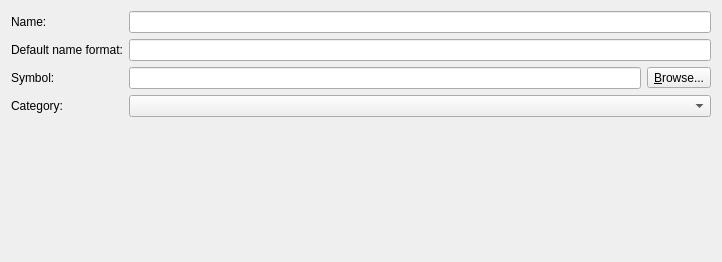
Above: gns3/modules/traceng/ui/traceng_node_configuration_page.ui from GNS3/gns3-gui before the change. Below: the same form after it.
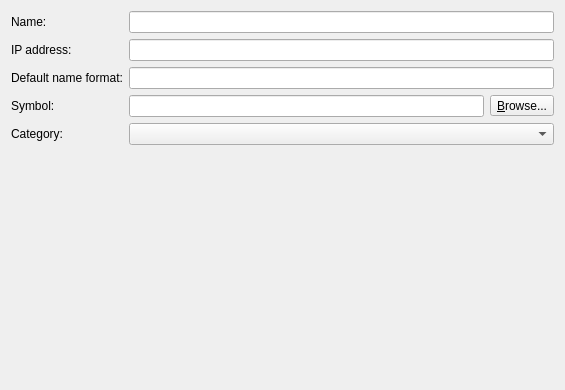
That is the form after the change.

What changed in the file:
```diff
--- a/gns3/modules/traceng/ui/traceng_node_configuration_page.ui
+++ b/gns3/modules/traceng/ui/traceng_node_configuration_page.ui
@@ -6,8 +6,8 @@
    <rect>
     <x>0</x>
     <y>0</y>
-    <width>722</width>
-    <height>262</height>
+    <width>565</width>
+    <height>390</height>
    </rect>
   </property>
   <property name="windowTitle">
@@ -25,23 +25,33 @@
     <widget class="QLineEdit" name="uiNameLineEdit"/>
    </item>
    <item row="1" column="0" colspan="2">
+    <widget class="QLabel" name="uiIPAddressLabel">
+     <property name="text">
+      <string>IP address:</string>
+     </property>
+    </widget>
+   </item>
+   <item row="1" column="2">
+    <widget class="QLineEdit" name="uiIPAddressLineEdit"/>
+   </item>
+   <item row="2" column="0" colspan="2">
     <widget class="QLabel" name="uiDefaultNameFormatLabel">
      <property name="text">
       <string>Default name format:</string>
      </property>
     </widget>
    </item>
-   <item row="1" column="2">
+   <item row="2" column="2">
     <widget class="QLineEdit" name="uiDefaultNameFormatLineEdit"/>
    </item>
-   <item row="2" column="0" colspan="2">
+   <item row="3" column="0">
     <widget class="QLabel" name="uiSymbolLabel">
      <property name="text">
       <string>Symbol:</string>
      </property>
     </widget>
    </item>
-   <item row="2" column="2">
+   <item row="3" column="2">
     <layout class="QHBoxLayout" name="horizontalLayout_7">
      <item>
       <widget class="QLineEdit" name="uiSymbolLineEdit"/>
@@ -58,17 +68,17 @@
      </item>
     </layout>
    </item>
-   <item row="3" column="0" colspan="2">
+   <item row="4" column="0">
     <widget class="QLabel" name="uiCategoryLabel">
      <property name="text">
       <string>Category:</string>
      </property>
     </widget>
    </item>
-   <item row="3" column="2">
+   <item row="4" column="2">
     <widget class="QComboBox" name="uiCategoryComboBox"/>
    </item>
-   <item row="4" column="1" colspan="2">
+   <item row="5" column="1" colspan="2">
     <spacer name="spacer">
      <property name="orientation">
       <enum>Qt::Vertical</enum>
```
Left out of the diff: 11 changed lines with no effect on the pictures.
